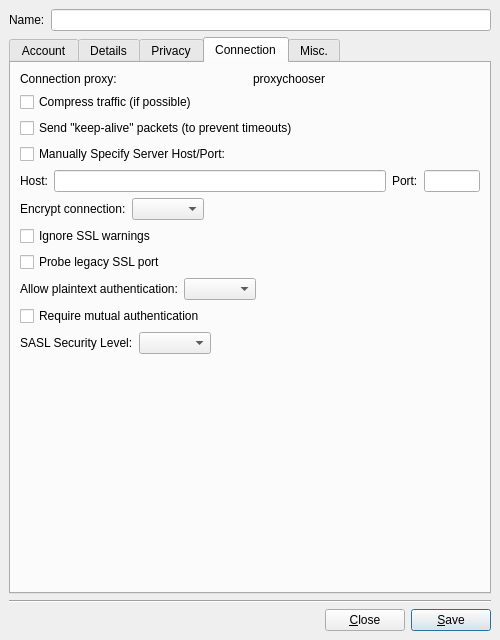
Above: main/synapse-im/src/accountmodify.ui from BackupTheBerlios/synapse-xmpp-svn before the change. Below: the same form after it.
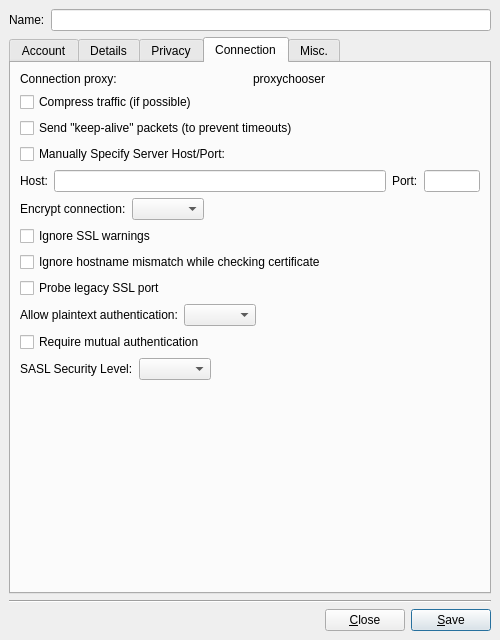
That is the form after the change. The open tabs and pages were chosen to show the change. Custom widgets are drawn as their Qt base class.

Commit message: Added option to ignore hostname mismatch in certificates.

```diff
--- a/main/synapse-im/src/accountmodify.ui
+++ b/main/synapse-im/src/accountmodify.ui
@@ -707,6 +707,13 @@
          </property>
         </widget>
        </item>
+       <item>
+        <widget class="QCheckBox" name="ck_ignoreHostMismatch" >
+         <property name="text" >
+          <string>Ignore hostname mismatch while checking certificate</string>
+         </property>
+        </widget>
+       </item>
        <item>
         <widget class="QCheckBox" name="ck_legacy_ssl_probe" >
          <property name="text" >
```
Left out of the diff: 21 changed lines with no effect on the pictures. The commit also changes 4 other files.
